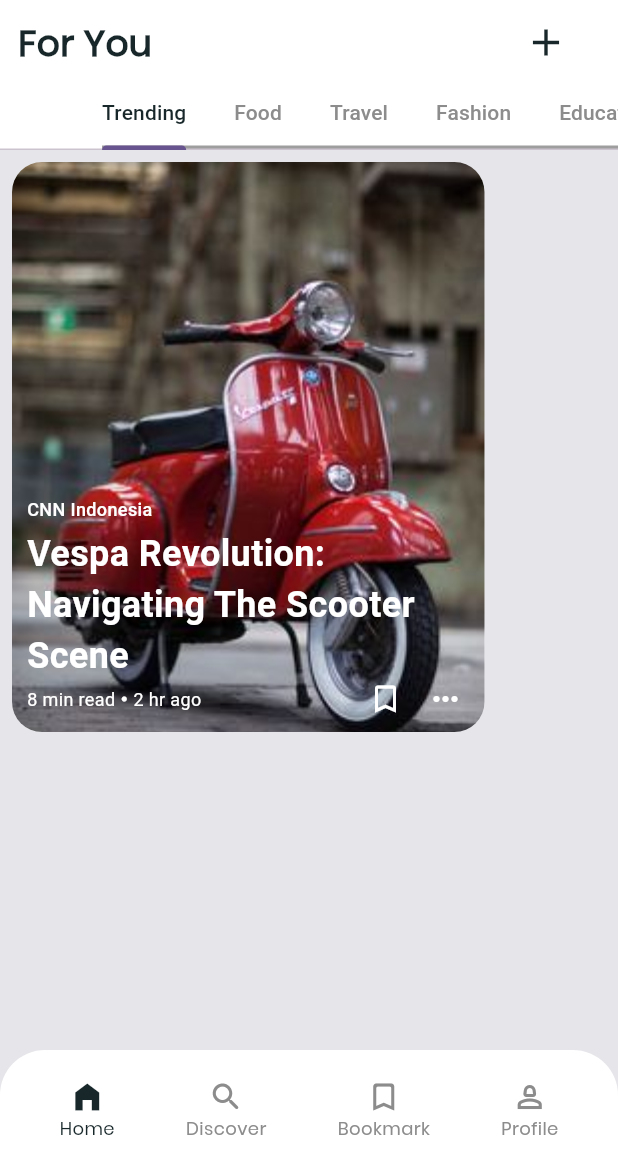
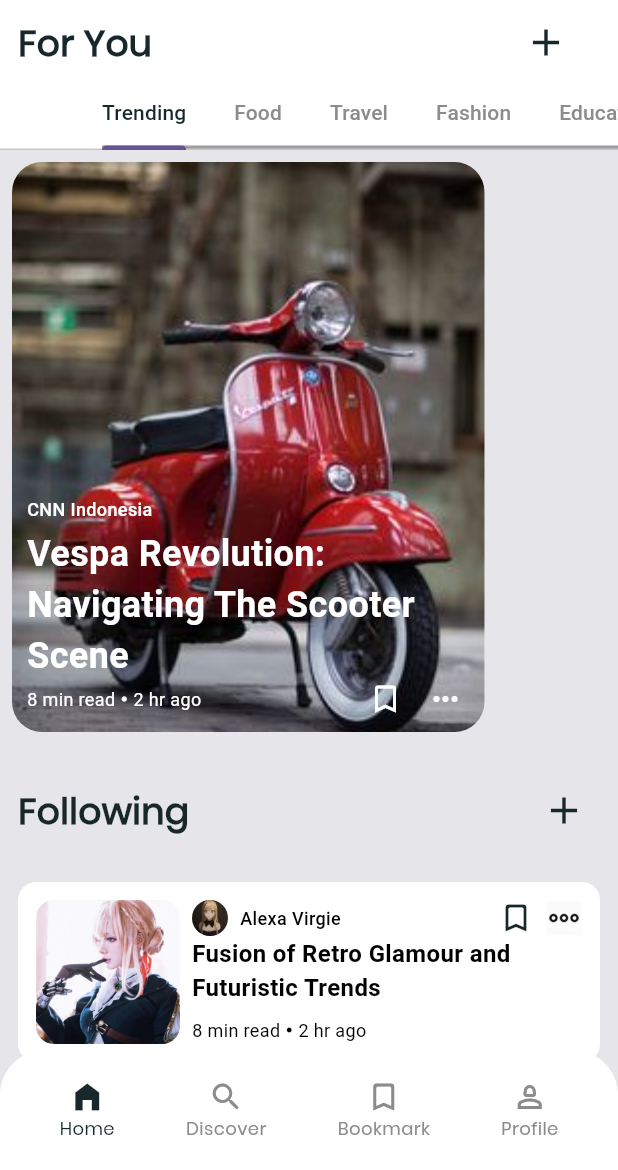
Before and after one commit to Aimmzz/NewsWave, a Flutter app: the screen it shows after launch, on a phone screen of 412 x 824 dp, the part 66-1236 px from its top. Run offline on Flutter 3.47's test engine with Material 3 defaults, Android fonts, the phone set to English and light mode, and no system bars.

Commit message:
feat(home):add image and cretae card for news following

```diff
--- a/lib/features/home/home_news_page.dart
+++ b/lib/features/home/home_news_page.dart
@@ -1,6 +1,10 @@
 import 'package:flutter/material.dart';
+import 'package:news_wave/constants/color_values.dart';
+import 'package:news_wave/constants/sizes.dart';
+import 'package:news_wave/widgets/card_news.dart';
 import 'package:news_wave/widgets/header_home.dart';
 import 'package:news_wave/widgets/tab_bar_category.dart';
+import 'package:news_wave/widgets/text_title.dart';
 
 class HomeNewsPage extends StatefulWidget {
   const HomeNewsPage({super.key});
@@ -23,6 +27,25 @@ class _HomeNewsPageState extends State<HomeNewsPage> {
           ),
         ),
         const TabBarCategory(),
+        gapH8,
+        Padding(
+          padding: const EdgeInsets.all(12.0),
+          child: Row(
+            mainAxisAlignment: MainAxisAlignment.spaceBetween,
+            children: [
+              TextTitle(title: 'Following'),
+              IconButton(
+                onPressed: () {},
+                icon: const Icon(
+                  Icons.add,
+                  color: ColorsValues.mainBlack,
+                  size: 30.0,
+                )
+              ),
+            ],
+          ),
+        ),
+        CardNews()
       ],
     );
   }
--- /dev/null
+++ b/lib/widgets/card_news.dart
@@ -0,0 +1,118 @@
+import 'package:flutter/material.dart';
+import 'package:news_wave/constants/color_values.dart';
+import 'package:news_wave/constants/sizes.dart';
+
+class CardNews extends StatelessWidget {
+  const CardNews({super.key});
+
+  @override
+  Widget build(BuildContext context) {
+    return Container(
+      width: MediaQuery.of(context).size.width,
+      height: 120,
+      decoration: BoxDecoration(
+          color: Colors.white, borderRadius: BorderRadius.circular(12)),
+      margin: EdgeInsets.all(12),
+      padding: EdgeInsets.all(12),
+      child: Row(
+        children: [
+          Container(
+            height: 96,
+            width: 96,
+            decoration: BoxDecoration(
+              borderRadius: BorderRadius.circular(12),
+              image: DecorationImage(
+                image: AssetImage('assets/images/sample_profile.jpeg'),
+                fit: BoxFit.cover
+              ),
+            ),
+          ),
+          gapW8,
+          //expanded digunakan supaya column punya batasan yg jelas
+          Expanded(
+            child: Column(
+              crossAxisAlignment: CrossAxisAlignment.start,
+              children: [
+                Row(
+                  children: [
+                    ClipOval(
+                      child: Image.asset(
+                        'assets/images/sample_profile2.jpeg',
+                        width: 24,
+                        height: 24,
+                        fit: BoxFit.cover,
+                      ),
+                    ),
+                    gapW8,
+                    const Text(
+                      'Alexa Virgie',
+                      style: TextStyle(
+                        color: Colors.black,
+                        fontSize: TextSize.regular,
+                        fontWeight: FontWeight.w500,
+                      ),
+                    ),
+                    Spacer(),
+                    InkWell(
+                      onTap: (){},
+                      child: const Icon(
+                        Icons.bookmark_border_rounded,
+                        color: ColorsValues.mainBlack,
+                        size: 24.0,
+                      ),
+                    ),
+                    gapW8,
+                    InkWell(
+                      onTap: (){},
+                      child: Image.asset(
+                        'assets/images/menu_dots.png',
+                        height: 24,
+                        width: 24,
+                      ),
+                    ),
+                  ],
+                ),
+                Text(
+                  'Fusion of Retro Glamour and Futuristic Trends',
+                  style: TextStyle(
+                    color: Colors.black,
+                    fontSize: TextSize.subTitle,
+                    fontWeight: FontWeight.w700,
+                    overflow: TextOverflow.ellipsis,
+                  ),
+                  maxLines: 2,
+                ),
+                gapH8,
+                Row(
+                  children: [
+                    const Text(
+                      '8 min read',
+                      style: TextStyle(
+                        color: Colors.black,
+                        fontSize: TextSize.regular,
+                      ),
+                    ),
+                    gapW4,
+                    const Icon(
+                      Icons.circle,
+                      size: 4,
+                      color: Colors.black,
+                    ),
+                    gapW4,
+                    const Text(
+                      '2 hr ago',
+                      style: TextStyle(
+                        color: Colors.black,
+                        fontSize: TextSize.regular,
+                      ),
+                    ),
+                  ],
+                ),
+              ],
+            ),
+          )
+        ],
+      ),
+    );
+  }
+}
--- a/lib/widgets/header_home.dart
+++ b/lib/widgets/header_home.dart
@@ -1,6 +1,7 @@
 import 'package:flutter/material.dart';
 import 'package:news_wave/constants/color_values.dart';
 import 'package:news_wave/constants/sizes.dart';
+import 'package:news_wave/widgets/text_title.dart';
 
 class HeaderHome extends StatelessWidget {
   const HeaderHome({super.key});
@@ -41,15 +42,7 @@ class HeaderHome extends StatelessWidget {
             child: Row(
               // mainAxisAlignment: MainAxisAlignment.spaceBetween,
               children: [
-                const Text(
-                  'For You',
-                  style: TextStyle(
-                      fontFamily: 'Poppins',
-                      fontSize: TextSize.header,
-                      color: ColorsValues.mainBlack,
-                      fontWeight: FontWeight.bold
-                    ),
-                ),
+                TextTitle(title: 'For You'),
                 const Spacer(),
                 IconButton(
                     onPressed: () {},
--- /dev/null
+++ b/lib/widgets/text_title.dart
@@ -0,0 +1,24 @@
+import 'package:flutter/material.dart';
+import 'package:news_wave/constants/color_values.dart';
+import 'package:news_wave/constants/sizes.dart';
+
+class TextTitle extends StatelessWidget {
+  final String title;
+
+  const TextTitle({
+    Key? key,
+    required this.title
+  }) : super(key: key);
+
+  @override
+  Widget build(BuildContext context) {
+    return Text(
+      title,
+      style: TextStyle(
+        fontFamily: 'Poppins',
+        fontSize: TextSize.header,
+        color: ColorsValues.mainBlack,
+        fontWeight: FontWeight.bold),
+    );
+  }
+}
```
Also changed, not shown: assets/images/menu_dots.png (added), assets/images/sample_profile.jpeg (added), assets/images/sample_profile2.jpeg (added).
